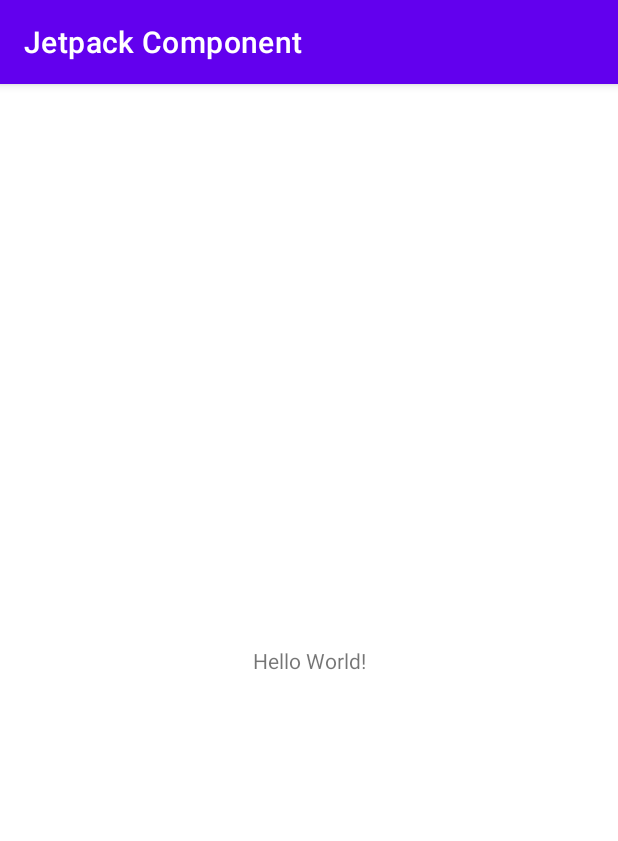
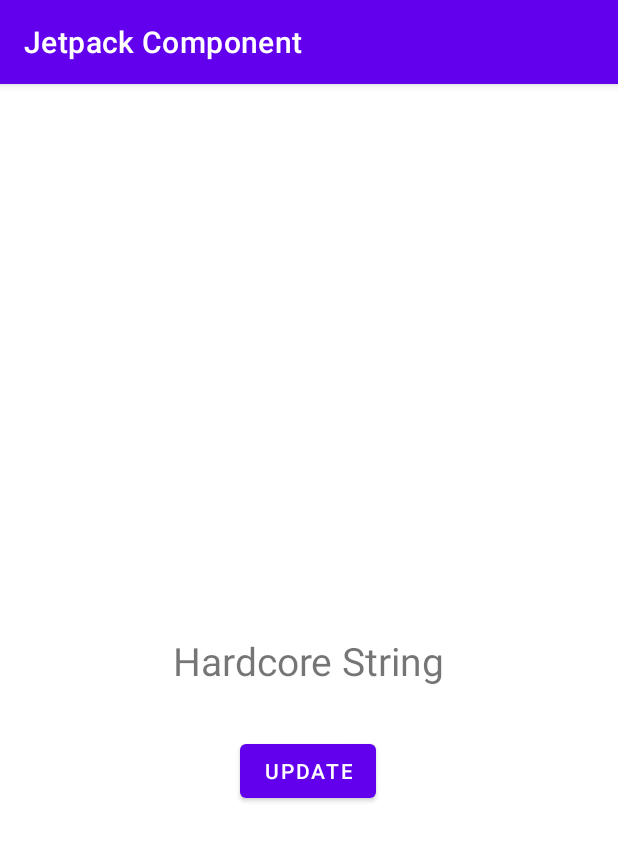
Before and after one commit to shubham419/jetpack-component-practice, an Android app: the screen it shows after launch (MainActivity), on a phone screen of 412 x 824 dp. Shown: the top 841 px of the screen. Run offline under Robolectric (Android 15) with nearby library versions, the phone set to English and light mode, and no system bars; our stand-ins replace data binding.

```diff
--- a/app/build.gradle
+++ b/app/build.gradle
@@ -29,6 +29,9 @@ android {
     kotlinOptions {
         jvmTarget = '1.8'
     }
+    buildFeatures {
+        dataBinding true
+    }
 }
 
 dependencies {
@@ -40,4 +43,10 @@ dependencies {
     testImplementation 'junit:junit:4.13.2'
     androidTestImplementation 'androidx.test.ext:junit:1.1.3'
     androidTestImplementation 'androidx.test.espresso:espresso-core:3.4.0'
+
+    // ViewModel
+    implementation("androidx.lifecycle:lifecycle-viewmodel-ktx:2.4.1")
+    // LiveData
+    implementation("androidx.lifecycle:lifecycle-livedata-ktx:2.4.1")
+
 }
--- a/app/src/main/res/layout/activity_main.xml
+++ b/app/src/main/res/layout/activity_main.xml
@@ -1,18 +1,36 @@
 <?xml version="1.0" encoding="utf-8"?>
-<androidx.constraintlayout.widget.ConstraintLayout xmlns:android="http://schemas.android.com/apk/res/android"
+<layout  xmlns:android="http://schemas.android.com/apk/res/android"
     xmlns:app="http://schemas.android.com/apk/res-auto"
-    xmlns:tools="http://schemas.android.com/tools"
+    xmlns:tools="http://schemas.android.com/tools">
+
+<androidx.constraintlayout.widget.ConstraintLayout
     android:layout_width="match_parent"
     android:layout_height="match_parent"
     tools:context=".MainActivity">
 
-    <TextView
+    <Button
+        android:id="@+id/button"
         android:layout_width="wrap_content"
         android:layout_height="wrap_content"
-        android:text="Hello World!"
+        android:text="update"
         app:layout_constraintBottom_toBottomOf="parent"
-        app:layout_constraintLeft_toLeftOf="parent"
-        app:layout_constraintRight_toRightOf="parent"
+        app:layout_constraintEnd_toEndOf="parent"
+        app:layout_constraintHorizontal_bias="0.498"
+        app:layout_constraintStart_toStartOf="parent"
+        app:layout_constraintTop_toBottomOf="@+id/textView"
+        app:layout_constraintVertical_bias="0.1" />
+
+    <TextView
+        android:id="@+id/textView"
+        android:layout_width="wrap_content"
+        android:layout_height="wrap_content"
+        android:text="Hardcore String"
+        android:textSize="26sp"
+        app:layout_constraintBottom_toBottomOf="parent"
+        app:layout_constraintEnd_toEndOf="parent"
+        app:layout_constraintHorizontal_bias="0.5"
+        app:layout_constraintStart_toStartOf="parent"
         app:layout_constraintTop_toTopOf="parent" />
 
 </androidx.constraintlayout.widget.ConstraintLayout>
+</layout>
```
